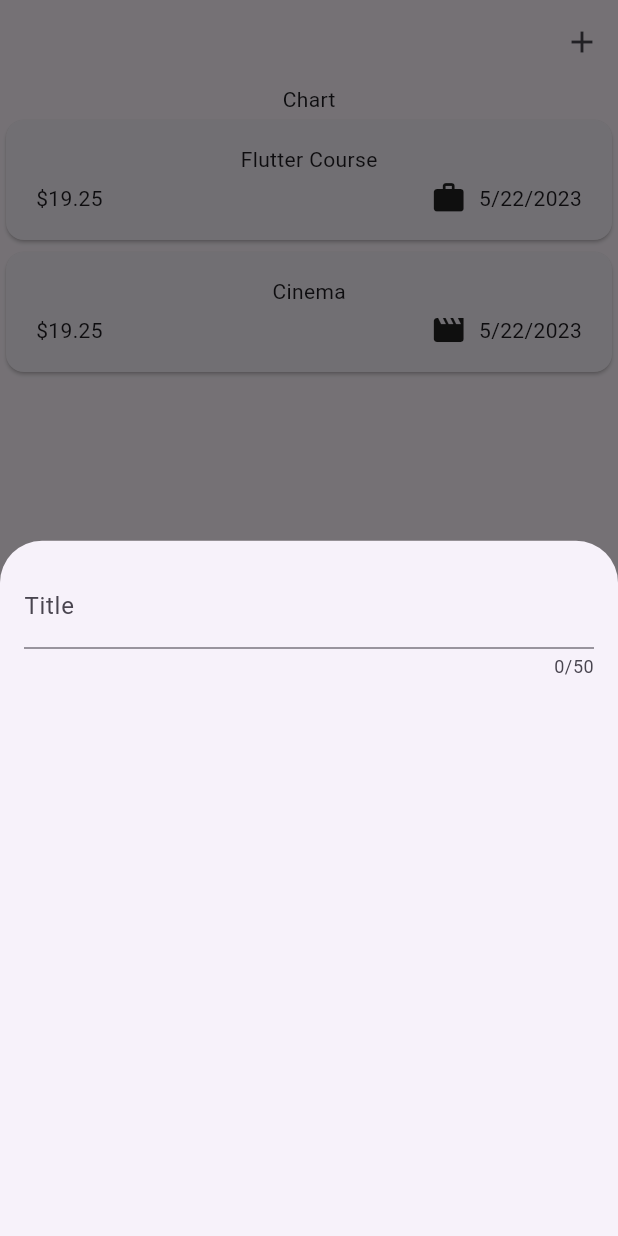
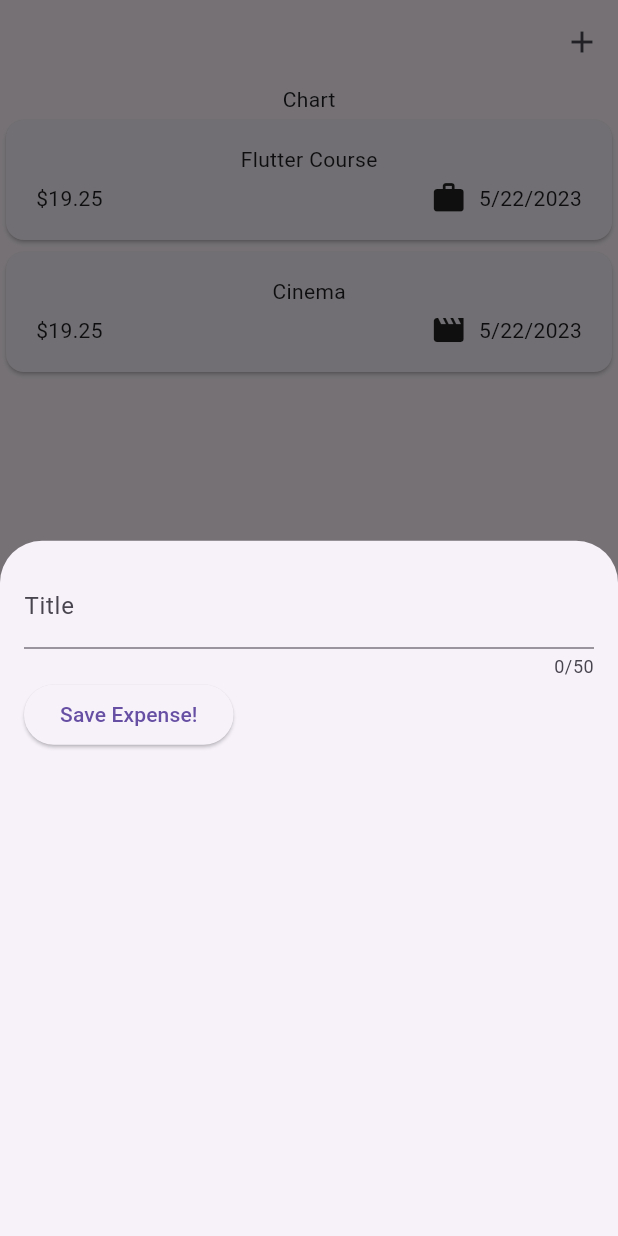
Before and after one commit to AlbertSigsbert/Expense-Tracker, a Flutter app: the screen it shows after launch, after a tap on the "add" icon, on a phone screen of 412 x 824 dp. Run offline on Flutter 3.47's test engine with Material 2 defaults, Android fonts, the phone set to English and light mode, and no system bars.

Commit message:
Getting user Input

```diff
--- a/lib/widgets/new_expense.dart
+++ b/lib/widgets/new_expense.dart
@@ -1,23 +1,41 @@
 import 'package:flutter/material.dart';
 
 class NewExpense extends StatefulWidget {
+
   const NewExpense({super.key});
 
   @override
   State<NewExpense> createState() {
     return _NewExpenseState();
   }
+
 }
 
 class _NewExpenseState extends State<NewExpense> {
+  var _enteredTitle = '';
+
+  void _saveTitleInput(String inputValue){
+       _enteredTitle = inputValue;
+  }
+
+
   @override
   Widget build(BuildContext context) {
     return Padding(
       padding: const EdgeInsets.all(16),
-      child: Column(children: const [
+      child: Column(
+        children:  [
         TextField(
+          onChanged: _saveTitleInput,
           maxLength: 50,
-          decoration: InputDecoration(label: Text('Title')),
+          decoration:const InputDecoration(label: Text('Title')),
+        ),
+        Row(
+          children: [
+            ElevatedButton(onPressed: (){
+              print(_enteredTitle);
+            }, child: const Text('Save Expense!'))
+          ],
         )
       ]),
     );
```
